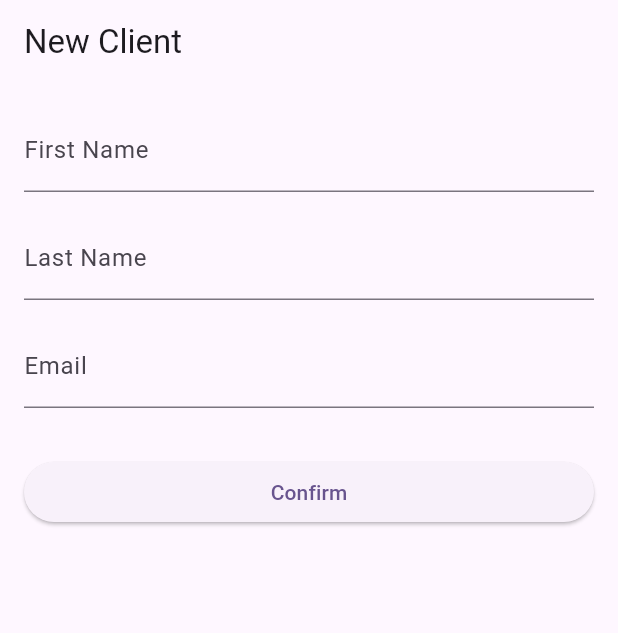
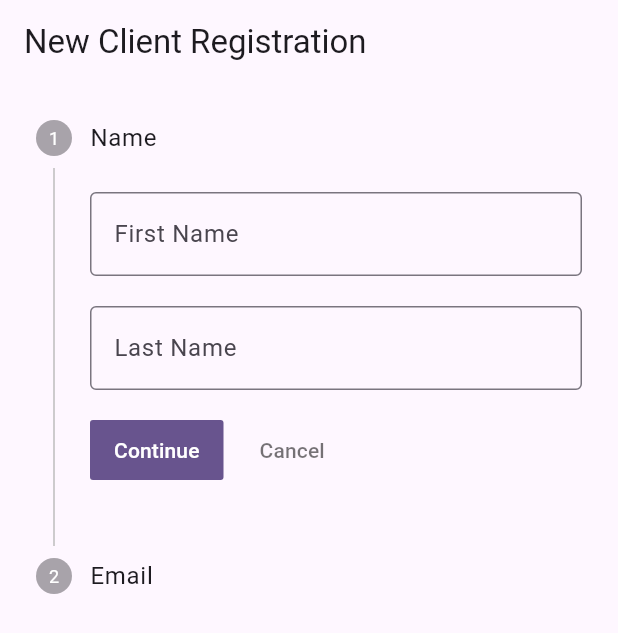
Before and after one commit to trixky/lvmh_academy, a Flutter app: the screen it shows after launch, on a phone screen of 412 x 824 dp. Shown: the top 633 px of the screen. Run offline on Flutter 3.47's test engine with Material 3 defaults, Android fonts, the light colour scheme and no system bars.

```diff
--- a/mobile/lib/main.dart
+++ b/mobile/lib/main.dart
@@ -1,5 +1,5 @@
 import 'package:flutter/material.dart';
-import 'package:mobile/register.dart';
+import 'package:mobile/multistep_form.dart';
 import 'package:mobile/screen.dart';
 
 void main() {
@@ -33,7 +33,7 @@ class MyApp extends StatelessWidget {
         colorScheme: ColorScheme.fromSeed(seedColor: Colors.deepPurple),
         useMaterial3: true,
       ),
-      home: RegistrationPage(),
+      home: const MultiStepForm(),
     );
   }
 }
--- /dev/null
+++ b/mobile/lib/multistep_form.dart
@@ -0,0 +1,104 @@
+import 'package:flutter/material.dart';
+
+class MultiStepForm extends StatefulWidget {
+  const MultiStepForm({super.key});
+
+  @override
+  State<MultiStepForm> createState() => _MultiStateFormState();
+}
+
+class _MultiStateFormState extends State<MultiStepForm> {
+  int _currentStep = 0;
+  final TextEditingController _firstNameController = TextEditingController();
+  final TextEditingController _lastNameController = TextEditingController();
+  final TextEditingController _emailController = TextEditingController();
+
+  @override
+  Widget build(BuildContext context) {
+    return Scaffold(
+      appBar: AppBar(
+        title: const Text('New Client Registration'),
+      ),
+      body: Stepper(
+          // type: StepperType.vertical,
+          currentStep: _currentStep,
+          onStepContinue: () {
+            // Handle 'Next' button press
+            if (_currentStep < 2) {
+              setState(() {
+                _currentStep++;
+              });
+            } else {
+              // Handle submission, for example, by calling a function
+              _submitForm();
+            }
+          },
+          onStepCancel: () {
+            if (_currentStep > 0) {
+              setState(() {
+                _currentStep--;
+              });
+            }
+          },
+          steps: getSteps()),
+    );
+  }
+
+  List<Step> getSteps() {
+    return <Step>[
+      Step(
+        title: const Text('Name'),
+        content: Column(
+          children: [
+            TextFormField(
+              controller: _firstNameController,
+              decoration: const InputDecoration(
+                labelText: 'First Name',
+                border: OutlineInputBorder(),
+              ),
+            ),
+            const SizedBox(
+              height: 20,
+            ),
+            TextFormField(
+              controller: _firstNameController,
+              decoration: const InputDecoration(
+                labelText: 'Last Name',
+                border: OutlineInputBorder(),
+              ),
+            ),
+          ],
+        ),
+      ),
+      Step(
+        title: const Text('Email'),
+        content: TextFormField(
+          controller: _emailController,
+          decoration: const InputDecoration(
+            labelText: 'Email',
+            border: OutlineInputBorder(),
+          ),
+          keyboardType: TextInputType.emailAddress,
+        ),
+      ),
+    ];
+  }
+
+  void _submitForm() {
+    // Handle registration logic here
+    print('First Name: ${_firstNameController.text}');
+    print('Last Name: ${_lastNameController.text}');
+    print('Email: ${_emailController.text}');
+    // Reset the form
+    _resetForm();
+  }
+
+  void _resetForm() {
+    setState(() {
+      // _currentStep = 0;
+      _firstNameController.clear();
+      _lastNameController.clear();
+      _emailController.clear();
+    });
+  }
+}
--- a/mobile/lib/register.dart
+++ /dev/null
@@ -1,55 +0,0 @@
-import 'package:flutter/material.dart';
-
-class RegistrationPage extends StatefulWidget {
-  @override
-  _RegistrationPageState createState() => _RegistrationPageState();
-}
-
-class _RegistrationPageState extends State<RegistrationPage> {
-  final TextEditingController _firstNameController = TextEditingController();
-  final TextEditingController _lastNameController = TextEditingController();
-  final TextEditingController _emailController = TextEditingController();
-
-  @override
-  Widget build(BuildContext context) {
-    return Scaffold(
-      appBar: AppBar(
-        title: Text('New Client'),
-      ),
-      body: Padding(
-        padding: const EdgeInsets.all(16.0),
-        child: Column(
-          crossAxisAlignment: CrossAxisAlignment.stretch,
-          children: [
-            TextFormField(
-              controller: _firstNameController,
-              decoration: InputDecoration(labelText: 'First Name'),
-            ),
-            SizedBox(height: 16.0),
-            TextFormField(
-              controller: _lastNameController,
-              decoration: InputDecoration(labelText: 'Last Name'),
-            ),
-            SizedBox(height: 16.0),
-            TextFormField(
-              controller: _emailController,
-              decoration: InputDecoration(labelText: 'Email'),
-              keyboardType: TextInputType.emailAddress,
-            ),
-            SizedBox(height: 32.0),
-            ElevatedButton(
-              onPressed: () {
-                // Handle registration logic here
-                // You can access the entered values using _firstNameController.text, _lastNameController.text, _emailController.text
-                print('First Name: ${_firstNameController.text}');
-                print('Last Name: ${_lastNameController.text}');
-                print('Email: ${_emailController.text}');
-              },
-              child: Text('Confirm'),
-            ),
-          ],
-        ),
-      ),
-    );
-  }
-}
```
